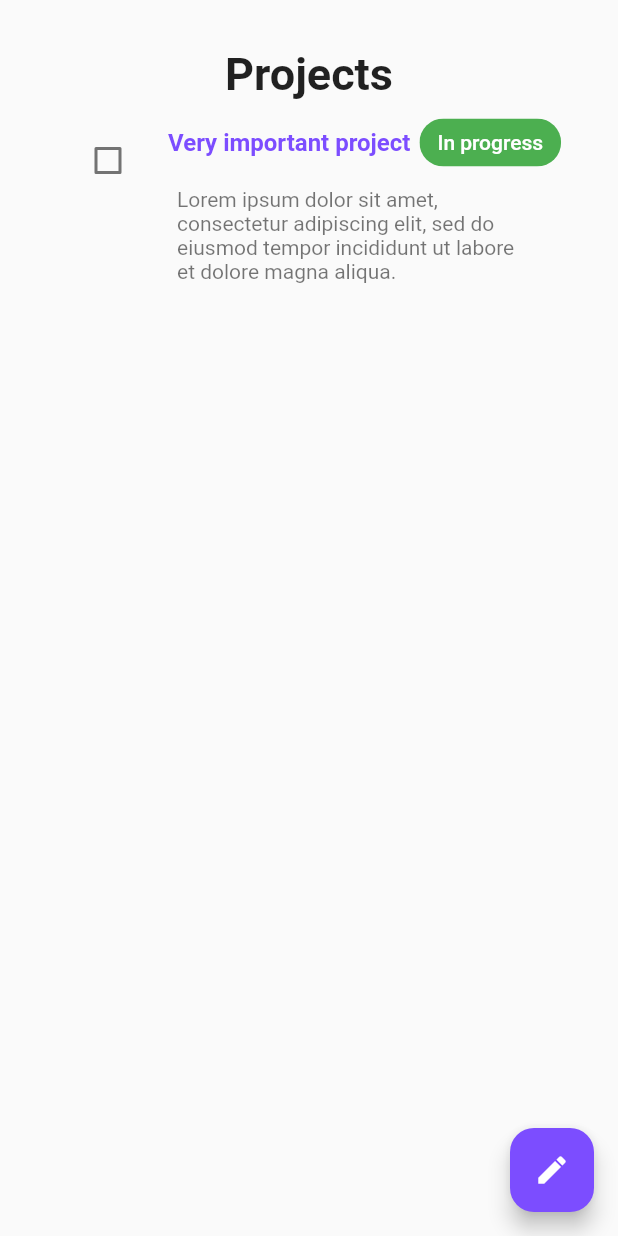
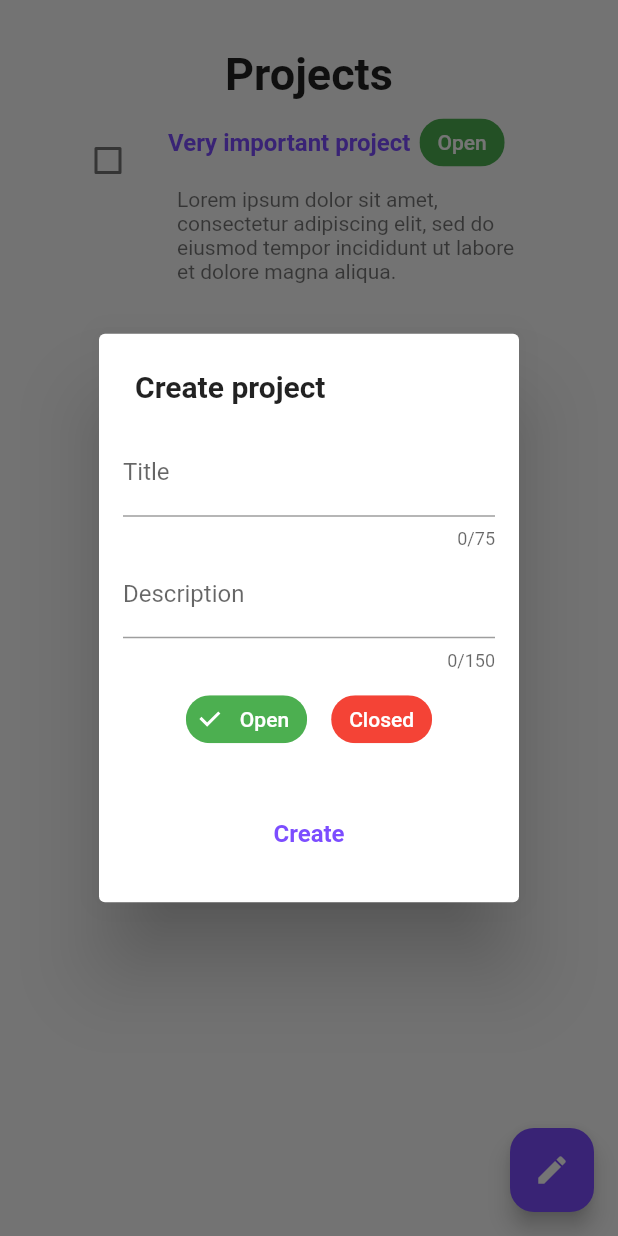
Before and after one commit to william-herring/bor, a Flutter app: the ProjectListScreen screen opened directly, after a tap on the "create" icon, on a phone screen of 412 x 824 dp. Run offline on Flutter 3.47's test engine with Material 2 defaults, Android fonts, the phone set to English and light mode, and no system bars; our stand-ins replace flutter_secure_storage, google_fonts, share_plus; accounts and stored records are empty; network calls fail; Roboto replaces fonts that are missing (Ubuntu).

Commit message:
Create project form

```diff
--- a/client/lib/alerts/code_alert.dart
+++ b/client/lib/alerts/code_alert.dart
@@ -3,7 +3,7 @@ import 'package:google_fonts/google_fonts.dart';
 import 'package:share_plus/share_plus.dart';
 
 Future<void> showCodeDialog(BuildContext context, String code) async {
-  return showDialog<void>(
+  return await showDialog<void>(
     context: context,
     barrierDismissible: false,
     builder: (BuildContext context) {
--- a/client/lib/alerts/error_alert.dart
+++ b/client/lib/alerts/error_alert.dart
@@ -2,7 +2,7 @@ import 'package:flutter/material.dart';
 import 'package:google_fonts/google_fonts.dart';
 
 Future<void> showErrorDialog(BuildContext context, String errorDetails) async {
-  return showDialog<void>(
+  return await showDialog<void>(
     context: context,
     barrierDismissible: false,
     builder: (BuildContext context) {
--- /dev/null
+++ b/client/lib/alerts/form_alert.dart
@@ -0,0 +1,26 @@
+import 'package:flutter/material.dart';
+import 'package:google_fonts/google_fonts.dart';
+
+Future<void> showFormDialog(BuildContext context, List<Widget> form, String title) async {
+  return await showDialog<void>(
+    context: context,
+    builder: (BuildContext context) {
+      return FormAlert(form: form, title: title);
+    },
+  );
+}
+
+class FormAlert extends StatelessWidget {
+  final List<Widget> form;
+  final String title;
+  const FormAlert({Key? key, required this.form, required this.title}) : super(key: key);
+
+  @override
+  Widget build(BuildContext context) {
+    return SimpleDialog(
+      contentPadding: const EdgeInsets.all(16.0),
+      title: Text(title, style: GoogleFonts.ubuntu(fontWeight: FontWeight.bold)),
+      children: form,
+    );
+  }
+}
--- /dev/null
+++ b/client/lib/forms/create_project_form.dart
@@ -0,0 +1,148 @@
+import 'package:flutter/material.dart';
+import 'package:google_fonts/google_fonts.dart';
+
+class CreateProjectForm extends StatefulWidget {
+  const CreateProjectForm({Key? key}) : super(key: key);
+
+  @override
+  _CreateProjectFormState createState() => _CreateProjectFormState();
+}
+
+class _CreateProjectFormState extends State<CreateProjectForm> {
+  final GlobalKey<FormState> _formKey = GlobalKey<FormState>();
+  String title = "";
+  String description = "";
+  bool open = true;
+
+  void handleSubmit() {
+    final validation = _formKey.currentState!.validate();
+    if (validation) {
+      Navigator.pop(context);
+    }
+  }
+
+  @override
+  Widget build(BuildContext context) {
+    return Form(
+      key: _formKey,
+      child: Column(
+        children: [
+          TextFormField(
+            validator: (value) {
+              if (value == null) {
+                return "Required field";
+              }
+
+              if (value.isEmpty) {
+                return "Required field";
+              }
+
+              setState(() {
+                title = value;
+              });
+            },
+
+            maxLength: 75,
+            enableSuggestions: false,
+            autocorrect: false,
+            textAlign: TextAlign.center,
+            style: GoogleFonts.ubuntu(),
+            decoration: InputDecoration(
+              focusColor: Colors.deepPurpleAccent,
+              labelText: "Title",
+              labelStyle: GoogleFonts.ubuntu(),
+              focusedBorder: const UnderlineInputBorder(
+                  borderSide: BorderSide(color: Colors.deepPurpleAccent)
+              ),
+              floatingLabelStyle: GoogleFonts.ubuntu(
+                  color: Colors.deepPurpleAccent
+              ),
+            ),
+          ),
+          TextFormField(
+            validator: (value) {
+              if (value == null) {
+                return "Required field";
+              }
+
+              if (value.isEmpty) {
+                return "Required field";
+              }
+
+              setState(() {
+                description = value;
+              });
+            },
+
+            maxLength: 150,
+            enableSuggestions: false,
+            autocorrect: false,
+            textAlign: TextAlign.center,
+            style: GoogleFonts.ubuntu(),
+            decoration: InputDecoration(
+              focusColor: Colors.deepPurpleAccent,
+              labelText: "Description",
+              labelStyle: GoogleFonts.ubuntu(),
+              focusedBorder: const UnderlineInputBorder(
+                  borderSide: BorderSide(color: Colors.deepPurpleAccent)
+              ),
+              floatingLabelStyle: GoogleFonts.ubuntu(
+                  color: Colors.deepPurpleAccent
+              ),
+            ),
+          ),
+          Row(
+            mainAxisAlignment: MainAxisAlignment.center,
+            children: [
+              Container(
+                margin: const EdgeInsets.all(8.0),
+                child: FilterChip(
+                  onSelected: (value) => setState(() {
+                    open = !open;
+                  }),
+                  backgroundColor: Colors.green,
+                  checkmarkColor: Colors.white,
+                  selected: open,
+                  selectedColor: Colors.green,
+                  label: Text("Open", style: GoogleFonts.ubuntu(color: Colors.white)),
+                ),
+              ),
+              Container(
+                margin: const EdgeInsets.all(8.0),
+                child: FilterChip(
+                  onSelected: (value) => setState(() {
+                    open = !open;
+                  }),
+                  backgroundColor: Colors.red,
+                  checkmarkColor: Colors.white,
+                  selected: !open,
+                  selectedColor: Colors.red,
+                  label: Text("Closed", style: GoogleFonts.ubuntu(color: Colors.white)),
+                ),
+              ),
+            ],
+          ),
+
+          Container(
+              margin: const EdgeInsets.only(top: 15.0),
+              child: TextButton(
+                onPressed: () => handleSubmit(),
+                child: Padding(
+                  padding: const EdgeInsets.all(12.0),
+                  child: Text(
+                    "Create",
+                    textAlign: TextAlign.center,
+                    style: GoogleFonts.ubuntu(
+                      color: Colors.deepPurpleAccent,
+                      fontWeight: FontWeight.bold,
+                      fontSize: 16.0
+                    ),
+                  ),
+                ),
+              )
+          )
+        ],
+      ),
+    );
+  }
+}
--- a/client/lib/screens/projects.dart
+++ b/client/lib/screens/projects.dart
@@ -1,3 +1,7 @@
+import 'package:bor/alerts/form_alert.dart';
+import 'package:bor/forms/create_project_form.dart';
+import 'package:bor/forms/create_team_form.dart';
+import 'package:bor/forms/login_form.dart';
 import 'package:flutter/material.dart';
 import 'package:google_fonts/google_fonts.dart';
 
@@ -20,7 +24,11 @@ class _ProjectListScreenState extends State<ProjectListScreen> {
         shape: const RoundedRectangleBorder(
             borderRadius: BorderRadius.all(Radius.circular(16.0))
         ),
-        onPressed: () {},
+        onPressed: () => showFormDialog(
+            context,
+            const [CreateProjectForm()],
+            "Create project"
+        ),
       ),
       body: Padding(
         padding: const EdgeInsets.all(32.0),
@@ -51,7 +59,7 @@ class _ProjectListScreenState extends State<ProjectListScreen> {
                       "sed do eiusmod tempor incididunt ut labore et dolore magna aliqua.",
                   status: Chip(
                     backgroundColor: Colors.green,
-                    label: Text("In progress", style: GoogleFonts.ubuntu(color: Colors.white)),
+                    label: Text("Open", style: GoogleFonts.ubuntu(color: Colors.white)),
                   ),
                 )
               ],
--- a/client/lib/views/team_view.dart
+++ b/client/lib/views/team_view.dart
@@ -132,7 +132,7 @@ class _TeamViewState extends State<TeamView> {
                   trailing: const Icon(Icons.home_filled, color: Colors.deepPurpleAccent, size: 26.0),
                   title: Text("Home", style: GoogleFonts.ubuntu(fontWeight: FontWeight.w500,
                       color: Colors.deepPurpleAccent)),
-                  onTap: () {},
+                  onTap: () => controller.jumpToPage(1),
                 ),
                 ListTile(
                   trailing: const Icon(Icons.library_books_sharp, size: 26.0),
```
Also changed, not shown: 5 other files.
